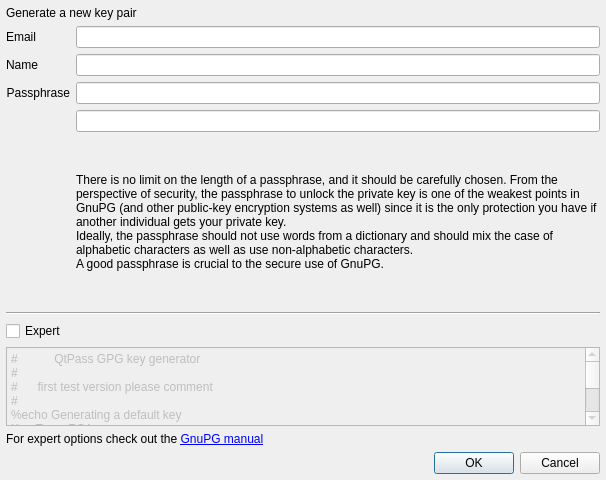
The window that src/keygendialog.ui (IJHack/QtPass) describes before a commit, drawn with Qt 5.
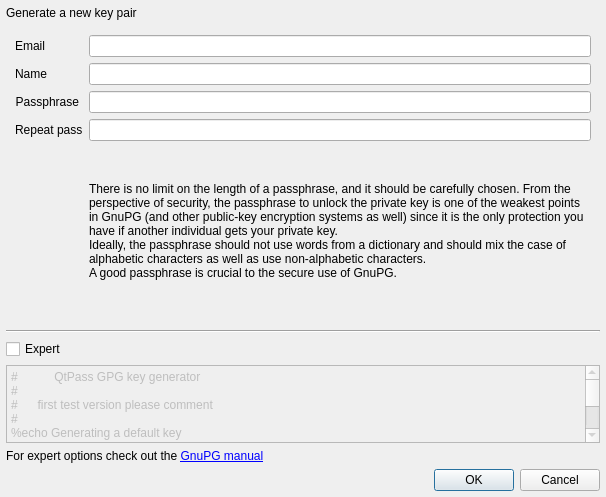
The same window after the commit.

Commit message:
Fix taborder and add buddies in keygen dialog
Tab was jumping weird, and clicking on labels didn't behave

The edit to the form file:
```diff
--- a/src/keygendialog.ui
+++ b/src/keygendialog.ui
@@ -7,7 +7,7 @@
     <x>0</x>
     <y>0</y>
     <width>606</width>
-    <height>480</height>
+    <height>497</height>
    </rect>
   </property>
   <property name="windowTitle">
@@ -72,18 +72,6 @@
          </sizepolicy>
         </property>
         <layout class="QFormLayout" name="formLayout">
-         <property name="leftMargin">
-          <number>0</number>
-         </property>
-         <property name="topMargin">
-          <number>0</number>
-         </property>
-         <property name="rightMargin">
-          <number>0</number>
-         </property>
-         <property name="bottomMargin">
-          <number>0</number>
-         </property>
          <item row="0" column="0">
           <widget class="QLabel" name="labelEmail">
            <property name="sizePolicy">
@@ -203,6 +191,13 @@
            </property>
           </widget>
          </item>
+         <item row="3" column="0">
+          <widget class="QLabel" name="label_2">
+           <property name="text">
+            <string>Repeat pass</string>
+           </property>
+          </widget>
+         </item>
         </layout>
        </widget>
       </item>
```
Left out of the diff: 10 changed lines with no effect on the pictures.
